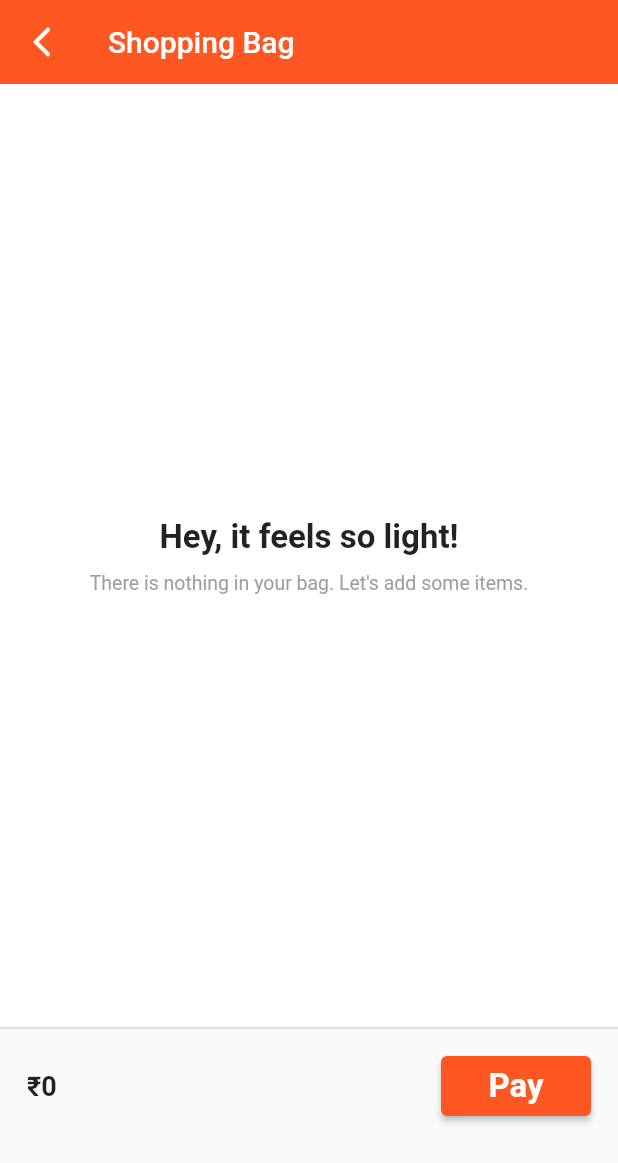
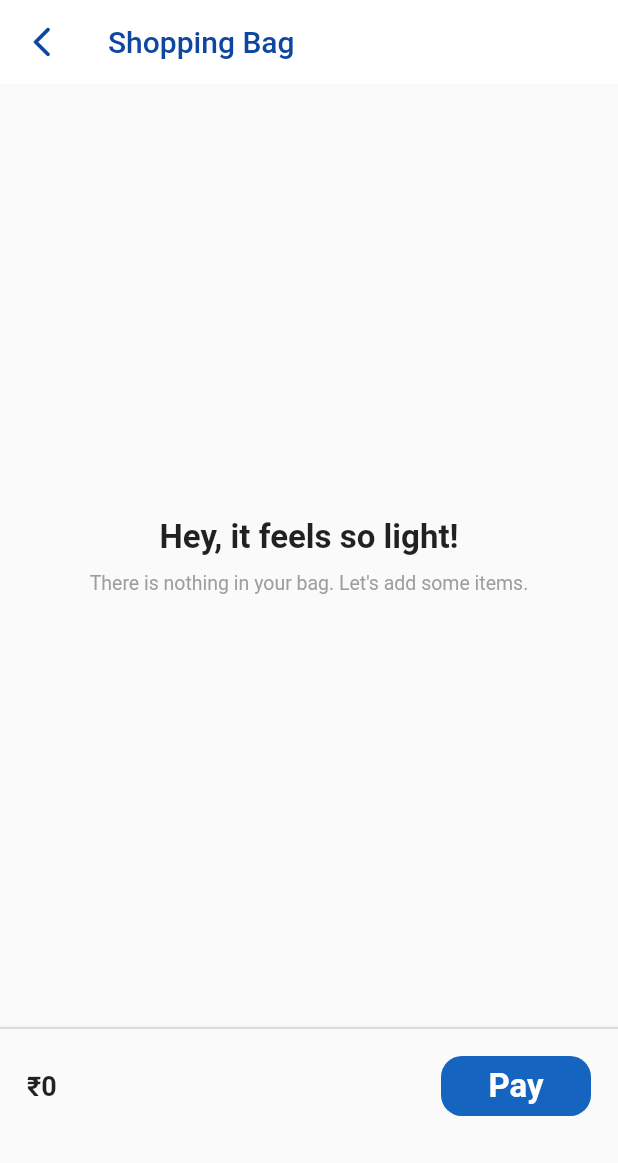
Before and after one commit to adityajaiswal094/Shopping-App, a Flutter app: the CartPage screen opened by its route, on a phone screen of 412 x 824 dp. Shown: the top 1163 px of the screen. Run offline on Flutter 3.47's test engine with Material 2 defaults, Android fonts, the phone set to English and light mode, and no system bars; our stand-ins replace get; network calls fail.

Commit message:
UI modified

```diff
--- a/lib/main.dart
+++ b/lib/main.dart
@@ -16,9 +16,6 @@ class MyApp extends StatelessWidget {
     return GetMaterialApp(
       debugShowCheckedModeBanner: false,
       title: 'Shopping App',
-      theme: ThemeData(
-        primarySwatch: Colors.deepOrange,
-      ),
       getPages: [
         GetPage(name: "/home", page: () => Homepage()),
         GetPage(name: "/cartpage", page: () => CartPage()),
--- a/lib/pages/cart/cart_page.dart
+++ b/lib/pages/cart/cart_page.dart
@@ -11,20 +11,24 @@ class CartPage extends StatelessWidget {
   Widget build(BuildContext context) {
     return Scaffold(
       appBar: AppBar(
+        backgroundColor: Colors.white,
         elevation: 0.0,
         leading: IconButton(
           onPressed: () {
             Get.back();
           },
-          icon: const Icon(Icons.arrow_back_ios_new_rounded),
+          icon: Icon(Icons.arrow_back_ios_new_rounded, color: Colors.blue[900]),
         ),
-        title: const Text("Shopping Bag"),
+        title: Text(
+          "Shopping Bag",
+          style: TextStyle(color: Colors.blue[900]),
+        ),
       ),
       body: Obx(
         () => Column(
           children: [
-            Container(
-              color: Colors.white,
+            SizedBox(
+              // color: Colors.deepPurple[300],
               height: 630,
               child: controller.cartList.isEmpty
                   ? cartIsEmpty()
@@ -64,7 +68,9 @@ class CartPage extends StatelessWidget {
                           fontSize: 18, fontWeight: FontWeight.bold),
                     ),
                   ),
-                  SizedBox(
+                  ClipRRect(
+                    borderRadius: BorderRadius.circular(14),
+                    child: SizedBox(
                       width: 100.0,
                       height: 40.0,
                       child: ElevatedButton(
@@ -80,11 +86,15 @@ class CartPage extends StatelessWidget {
                             ),
                           );
                         },
+                        style: ButtonStyle(
+                            backgroundColor:
+                                MaterialStateProperty.all(Colors.blue[800])),
                         child: const Text(
                           "Pay",
                           style: TextStyle(
                             fontSize: 22,
                             fontWeight: FontWeight.w600,
+                          ),
                         ),
                       ),
                     ),
--- a/lib/pages/home/product_list.dart
+++ b/lib/pages/home/product_list.dart
@@ -10,10 +10,7 @@ class ProductList extends StatelessWidget {
 
   @override
   Widget build(BuildContext context) {
-    return Container(
-      height: 640,
-      width: MediaQuery.of(context).size.width,
-      color: Colors.white,
+    return Flexible(
       child: GridView.builder(
         gridDelegate: const SliverGridDelegateWithFixedCrossAxisCount(
           childAspectRatio: 0.70,
```
Also changed, not shown: lib/pages/cart/cartlist_card.dart (+15 -10 lines), lib/pages/home/home_header.dart (+19 -11 lines), lib/pages/home/home_page.dart (+11 -0 lines). Lines whose indentation alone changed are shown as unchanged.
